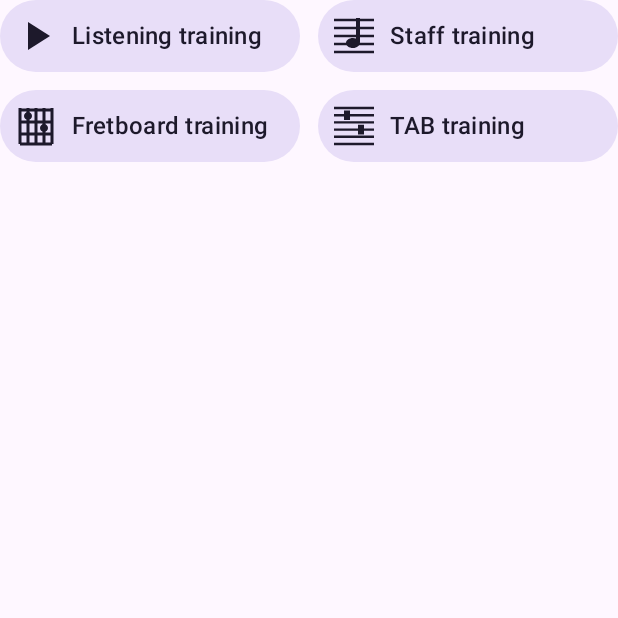
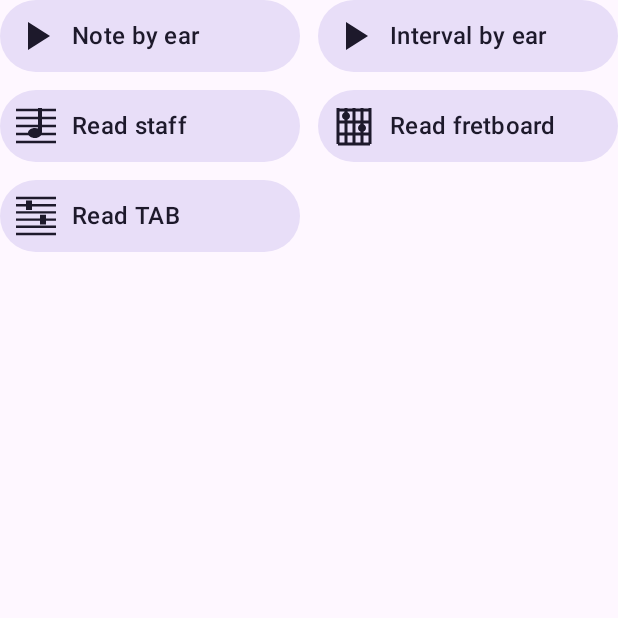
Before and after one commit to pekochan069/GuitarLearner, an Android app built with Jetpack Compose: the composable TrainingScreen shown on its own in the app's theme, on a phone screen of 412 x 824 dp, the top half of it. Run offline under Robolectric (Android 15) with nearby library versions, the light colour scheme and no system bars; 10 statements that could not run were skipped.

Commit message:
fix(training): expose five separate exercise menus

```diff
--- a/presentation/contract/src/main/kotlin/com/pekochan069/guitarlearner/presentation/contract/TrainingUiState.kt
+++ b/presentation/contract/src/main/kotlin/com/pekochan069/guitarlearner/presentation/contract/TrainingUiState.kt
@@ -3,6 +3,13 @@ package com.pekochan069.guitarlearner.presentation.contract
 enum class TrainingSubjectUi { Note, Interval }
 enum class TrainingRepresentationUi { Listening, Staff, Fretboard, Tab }
 enum class TrainingInstrumentUi { Piano, Guitar }
+enum class TrainingExerciseUi(val subject: TrainingSubjectUi, val format: TrainingRepresentationUi) {
+    NoteListening(TrainingSubjectUi.Note, TrainingRepresentationUi.Listening),
+    IntervalListening(TrainingSubjectUi.Interval, TrainingRepresentationUi.Listening),
+    StaffNote(TrainingSubjectUi.Note, TrainingRepresentationUi.Staff),
+    FretboardNote(TrainingSubjectUi.Note, TrainingRepresentationUi.Fretboard),
+    TabNote(TrainingSubjectUi.Note, TrainingRepresentationUi.Tab),
+}
 enum class IntervalPresentationUi { Ascending, Descending, Harmonic }
 enum class TrainingIntervalUi {
     Unison, MinorSecond, MajorSecond, MinorThird, MajorThird, PerfectFourth, Tritone,
@@ -32,8 +39,7 @@ data class TrainingFeedbackUi(val chosen: TrainingAnswerUi, val answer: Training
 data class TrainingResultUi(val number: Int, val feedback: TrainingFeedbackUi)
 sealed interface TrainingPageUi {
     data object Root : TrainingPageUi
-    data class Exercises(val format: TrainingRepresentationUi) : TrainingPageUi
-    data class Setup(val format: TrainingRepresentationUi, val subject: TrainingSubjectUi) : TrainingPageUi
+    data class Setup(val exercise: TrainingExerciseUi) : TrainingPageUi
 }
 sealed interface TrainingStageUi {
     data class Navigation(val page: TrainingPageUi) : TrainingStageUi
@@ -57,8 +63,7 @@ data class TrainingUiState(
     val notice: TrainingNoticeUi? = null,
 )
 sealed interface TrainingEvent {
-    data class OpenFormat(val format: TrainingRepresentationUi) : TrainingEvent
-    data class OpenExercise(val format: TrainingRepresentationUi, val subject: TrainingSubjectUi) : TrainingEvent
+    data class OpenExercise(val exercise: TrainingExerciseUi) : TrainingEvent
     data class SetSettings(val settings: TrainingSettingsUi) : TrainingEvent
     data object RetrySettings : TrainingEvent
     data object Start : TrainingEvent
--- a/presentation/logic/src/main/kotlin/com/pekochan069/guitarlearner/presentation/logic/TrainingPresentation.kt
+++ b/presentation/logic/src/main/kotlin/com/pekochan069/guitarlearner/presentation/logic/TrainingPresentation.kt
@@ -34,7 +34,7 @@ internal fun TrainingSnapshot.toUi(): TrainingUiState = TrainingUiState(
 )
 
 internal fun TrainingEvent.toRequest(): TrainingRequest? = when (this) {
-    is TrainingEvent.OpenFormat, is TrainingEvent.OpenExercise -> null
+    is TrainingEvent.OpenExercise -> null
     is TrainingEvent.SetSettings -> TrainingRequest.SetSettings(settings.toDomain())
     TrainingEvent.RetrySettings -> TrainingRequest.RetrySettings
     TrainingEvent.Start -> TrainingRequest.Start
--- a/ui/src/main/kotlin/com/pekochan069/guitarlearner/ui/demo/TrainingScreen.kt
+++ b/ui/src/main/kotlin/com/pekochan069/guitarlearner/ui/demo/TrainingScreen.kt
@@ -79,8 +79,7 @@ fun TrainingScreen(state: TrainingUiState, eventSink: (TrainingEvent) -> Unit) {
         state.notice?.let { TrainingNotice(it, "training_notice") }
         when (val stage = state.stage) {
             is TrainingStageUi.Navigation -> when (val page = stage.page) {
-                TrainingPageUi.Root -> TrainingFormats(eventSink)
-                is TrainingPageUi.Exercises -> TrainingExercises(page.format, state, eventSink)
+                TrainingPageUi.Root -> TrainingMenu(state, eventSink)
                 is TrainingPageUi.Setup -> TrainingSetup(page, state, eventSink)
             }
             is TrainingStageUi.Question -> TrainingQuestion(stage, state.audio, eventSink)
@@ -108,57 +107,45 @@ fun TrainingScreen(state: TrainingUiState, eventSink: (TrainingEvent) -> Unit) {
 }
 
 @Composable
-private fun TrainingFormats(eventSink: (TrainingEvent) -> Unit) {
-    val formats = TrainingRepresentationUi.entries
-    val titles = formats.map { stringResource(it.menuTitle) }
+private fun TrainingMenu(state: TrainingUiState, eventSink: (TrainingEvent) -> Unit) {
+    val exercises = TrainingExerciseUi.entries
+    val titles = exercises.map { stringResource(it.title) }
     val style = MaterialTheme.typography.titleMedium
     val density = LocalDensity.current
     val measurer = rememberTextMeasurer()
-    BoxWithConstraints(Modifier.fillMaxWidth()) {
+    BoxWithConstraints(Modifier.fillMaxWidth().testTag("training_menu")) {
         val horizontalTextWidth = with(density) { ((maxWidth - 12.dp) / 2 - 56.dp).roundToPx().coerceAtLeast(1) }
         val stacked = titles.any { title -> title.split(' ').any { measurer.measure(it, style).size.width > horizontalTextWidth } }
         val textWidth = if (stacked) with(density) { ((maxWidth - 12.dp) / 2 - 16.dp).roundToPx().coerceAtLeast(1) } else horizontalTextWidth
         val textHeight = titles.maxOf { measurer.measure(it, style, constraints = Constraints(maxWidth = textWidth)).size.height }
         val cardHeight = with(density) { if (stacked) textHeight.toDp() + 56.dp else textHeight.toDp().coerceAtLeast(32.dp) + 16.dp }
         Column(verticalArrangement = Arrangement.spacedBy(12.dp)) {
-            formats.chunked(2).forEach { row ->
+            exercises.chunked(2).forEach { row ->
                 Row(Modifier.fillMaxWidth(), horizontalArrangement = Arrangement.spacedBy(12.dp)) {
-                    row.forEach { format ->
-                        Card(onClick = { eventSink(TrainingEvent.OpenFormat(format)) },
-                            modifier = Modifier.weight(1f).height(cardHeight).testTag("training_format_${format.name}"),
+                    row.forEach { exercise ->
+                        Card(onClick = { eventSink(TrainingEvent.OpenExercise(exercise)) },
+                            enabled = !state.settingsSaving && state.settingsNotice != TrainingNoticeUi.SettingsReadFailed,
+                            modifier = Modifier.weight(1f).height(cardHeight).testTag("training_exercise_${exercise.name}"),
                             shape = MaterialTheme.shapes.extraLarge,
                             colors = CardDefaults.cardColors(containerColor = MaterialTheme.colorScheme.secondaryContainer,
                                 contentColor = MaterialTheme.colorScheme.onSecondaryContainer)) {
                             if (stacked) {
                                 Column(Modifier.fillMaxWidth().padding(8.dp), verticalArrangement = Arrangement.spacedBy(8.dp)) {
-                                    Icon(painterResource(format.icon), null, Modifier.size(32.dp))
-                                    Text(titles[format.ordinal], Modifier.fillMaxWidth().testTag("training_format_label_${format.name}"), style = style)
+                                    Icon(painterResource(exercise.icon), null, Modifier.size(32.dp))
+                                    Text(titles[exercise.ordinal], Modifier.fillMaxWidth().testTag("training_exercise_label_${exercise.name}"), style = style)
                                 }
                             } else {
                                 Row(Modifier.fillMaxWidth().padding(8.dp), horizontalArrangement = Arrangement.spacedBy(8.dp),
                                     verticalAlignment = Alignment.CenterVertically) {
-                                    Icon(painterResource(format.icon), null, Modifier.size(32.dp))
-                                    Text(titles[format.ordinal], Modifier.weight(1f).testTag("training_format_label_${format.name}"), style = style)
+                                    Icon(painterResource(exercise.icon), null, Modifier.size(32.dp))
+                                    Text(titles[exercise.ordinal], Modifier.weight(1f).testTag("training_exercise_label_${exercise.name}"), style = style)
                                 }
                             }
                         }
                     }
+                    if (row.size == 1) Spacer(Modifier.weight(1f))
                 }
             }
-        }
-    }
-}
-
-@Composable
-private fun TrainingExercises(format: TrainingRepresentationUi, state: TrainingUiState, eventSink: (TrainingEvent) -> Unit) {
-    Text(stringResource(format.menuTitle), Modifier.testTag("training_format_title").semantics { heading() },
-        style = MaterialTheme.typography.headlineMedium)
-    TrainingSubjectUi.entries.forEach { subject ->
-        Card(onClick = { eventSink(TrainingEvent.OpenExercise(format, subject)) },
-            enabled = !state.settingsSaving && state.settingsNotice != TrainingNoticeUi.SettingsReadFailed,
-            modifier = Modifier.fillMaxWidth().heightIn(min = 64.dp).testTag("training_exercise_${subject.name}"),
-            colors = CardDefaults.cardColors(containerColor = MaterialTheme.colorScheme.surfaceContainer)) {
-            Text(stringResource(subject.exerciseTitle), Modifier.padding(16.dp), style = MaterialTheme.typography.titleLarge)
         }
     }
 }
@@ -166,13 +153,11 @@ private fun TrainingExercises(format: TrainingRepresentationUi, state: TrainingU
 @OptIn(ExperimentalMaterial3Api::class)
 @Composable
 private fun TrainingSetup(page: TrainingPageUi.Setup, state: TrainingUiState, eventSink: (TrainingEvent) -> Unit) {
-    val settings = state.settings.copy(subject = page.subject, representation = page.format)
+    val settings = state.settings.copy(subject = page.exercise.subject, representation = page.exercise.format)
     val enabled = !state.settingsSaving && state.settingsNotice != TrainingNoticeUi.SettingsReadFailed
-    Text(stringResource(settings.subject.exerciseTitle), Modifier.testTag("training_exercise_title").semantics { heading() },
+    Text(stringResource(page.exercise.title), Modifier.testTag("training_exercise_title").semantics { heading() },
         style = MaterialTheme.typography.headlineMedium)
-    Text(stringResource(page.format.menuTitle), Modifier.testTag("training_fixed_format"),
-        style = MaterialTheme.typography.titleMedium, color = MaterialTheme.colorScheme.onSurfaceVariant)
-    if (page.format == TrainingRepresentationUi.Listening) {
+    if (page.exercise.format == TrainingRepresentationUi.Listening) {
         var instrumentOpen by remember { mutableStateOf(false) }
         ExposedDropdownMenuBox(expanded = instrumentOpen, onExpandedChange = { if (enabled) instrumentOpen = it }) {
             OutlinedTextField(value = stringResource(settings.instrument.label), onValueChange = {}, readOnly = true, enabled = enabled, singleLine = true,
@@ -213,7 +198,7 @@ private fun TrainingSetup(page: TrainingPageUi.Setup, state: TrainingUiState, ev
         }
     }
     Button(onClick = { eventSink(TrainingEvent.Start) }, enabled = !state.settingsSaving && state.settingsNotice == null &&
-        state.settings.subject == page.subject && state.settings.representation == page.format &&
+        state.settings.subject == page.exercise.subject && state.settings.representation == page.exercise.format &&
         (settings.subject != TrainingSubjectUi.Interval || settings.intervals.isNotEmpty()),
         modifier = Modifier.fillMaxWidth().testTag("training_start")) { Text(stringResource(R.string.training_start)) }
 }
@@ -428,23 +413,20 @@ private val TrainingSubjectUi.label: Int get() = when (this) {
     TrainingSubjectUi.Note -> R.string.training_notes
     TrainingSubjectUi.Interval -> R.string.training_intervals
 }
-private val TrainingSubjectUi.exerciseTitle: Int get() = when (this) {
-    TrainingSubjectUi.Note -> R.string.training_note_exercise
-    TrainingSubjectUi.Interval -> R.string.training_interval_exercise
-}
 private val TrainingRepresentationUi.label: Int get() = when (this) {
     TrainingRepresentationUi.Listening -> R.string.training_listening
     TrainingRepresentationUi.Staff -> R.string.training_staff
     TrainingRepresentationUi.Fretboard -> R.string.training_fretboard
     TrainingRepresentationUi.Tab -> R.string.training_tab
 }
-private val TrainingRepresentationUi.menuTitle: Int get() = when (this) {
-    TrainingRepresentationUi.Listening -> R.string.training_listening_menu
-    TrainingRepresentationUi.Staff -> R.string.training_staff_menu
-    TrainingRepresentationUi.Fretboard -> R.string.training_fretboard_menu
-    TrainingRepresentationUi.Tab -> R.string.training_tab_menu
+private val TrainingExerciseUi.title: Int get() = when (this) {
+    TrainingExerciseUi.NoteListening -> R.string.training_note_listening
+    TrainingExerciseUi.IntervalListening -> R.string.training_interval_listening
+    TrainingExerciseUi.StaffNote -> R.string.training_staff_reading
+    TrainingExerciseUi.FretboardNote -> R.string.training_fretboard_notes
+    TrainingExerciseUi.TabNote -> R.string.training_tab_reading
 }
-private val TrainingRepresentationUi.icon: Int get() = when (this) {
+private val TrainingExerciseUi.icon: Int get() = when (format) {
     TrainingRepresentationUi.Listening -> R.drawable.ic_play
     TrainingRepresentationUi.Staff -> R.drawable.ic_staff
     TrainingRepresentationUi.Fretboard -> R.drawable.ic_chords
--- a/ui/src/main/res/values/training.xml
+++ b/ui/src/main/res/values/training.xml
@@ -1,14 +1,13 @@
 <resources>
     <string name="training_title">Training</string>
     <string name="training_back">Back</string>
-    <string name="training_note_exercise">Note identification</string>
-    <string name="training_interval_exercise">Interval identification</string>
+    <string name="training_note_listening">Note by ear</string>
+    <string name="training_interval_listening">Interval by ear</string>
+    <string name="training_staff_reading">Read staff</string>
+    <string name="training_fretboard_notes">Read fretboard</string>
+    <string name="training_tab_reading">Read TAB</string>
     <string name="training_notes">Notes</string>
     <string name="training_intervals">Intervals</string>
-    <string name="training_listening_menu">Listening training</string>
-    <string name="training_staff_menu">Staff training</string>
-    <string name="training_fretboard_menu">Fretboard training</string>
-    <string name="training_tab_menu">TAB training</string>
     <string name="training_instrument">Instrument</string>
     <string name="training_piano">Piano</string>
     <string name="training_guitar">Guitar</string>
```
Also changed, not shown: presentation/logic/src/main/kotlin/com/pekochan069/guitarlearner/presentation/logic/FoundationPresenter.kt (+17 -22 lines), 4 other files.
